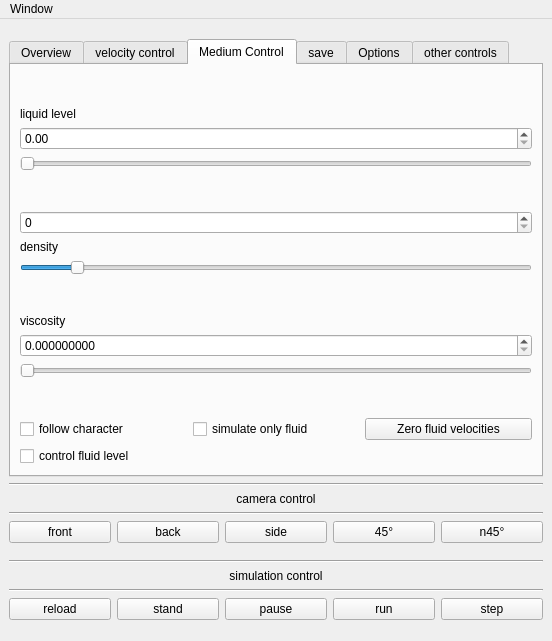
Before: the Qt Designer form gui/simulationwindow.ui in scarensac/simbicon_qt, drawn with Qt 5.
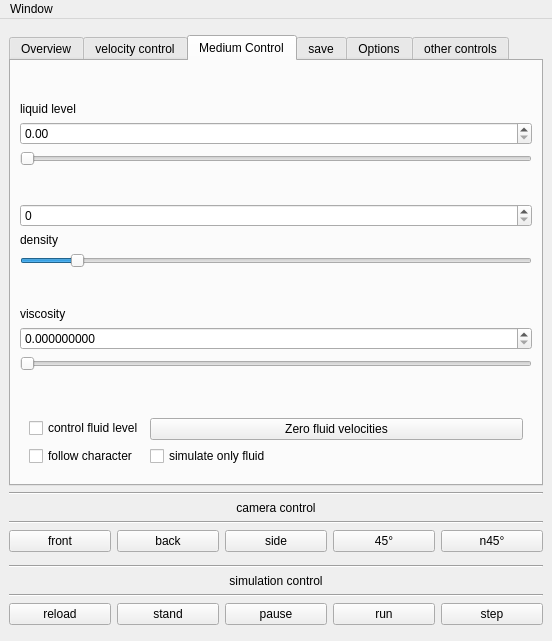
After: the same form once the commit is applied. The open tabs and pages were chosen to show the change.

What changed in the file:
```diff
--- a/gui/simulationwindow.ui
+++ b/gui/simulationwindow.ui
@@ -531,36 +531,38 @@
          </spacer>
         </item>
         <item>
-         <layout class="QGridLayout" name="gridLayout_5">
-          <item row="0" column="0">
-           <widget class="QCheckBox" name="check_box_fluid_follow_character">
-            <property name="text">
-             <string>follow character</string>
-            </property>
-           </widget>
-          </item>
-          <item row="0" column="1">
-           <widget class="QCheckBox" name="check_box_simulate_only_fluid">
-            <property name="text">
-             <string>simulate only fluid</string>
-            </property>
-           </widget>
-          </item>
-          <item row="0" column="2">
-           <widget class="QPushButton" name="btn_zero_fluid_velocities">
-            <property name="text">
-             <string>Zero fluid velocities</string>
-            </property>
-           </widget>
-          </item>
-          <item row="1" column="0">
-           <widget class="QCheckBox" name="check_box_fluid_control_level">
-            <property name="text">
-             <string>control fluid level</string>
-            </property>
-           </widget>
-          </item>
-         </layout>
+         <widget class="QWidget" name="widget_simulated_fluid_control" native="true">
+          <layout class="QFormLayout" name="formLayout">
+           <item row="0" column="0">
+            <widget class="QCheckBox" name="check_box_fluid_control_level">
+             <property name="text">
+              <string>control fluid level</string>
+             </property>
+            </widget>
+           </item>
+           <item row="0" column="1">
+            <widget class="QPushButton" name="btn_zero_fluid_velocities">
+             <property name="text">
+              <string>Zero fluid velocities</string>
+             </property>
+            </widget>
+           </item>
+           <item row="1" column="0">
+            <widget class="QCheckBox" name="check_box_fluid_follow_character">
+             <property name="text">
+              <string>follow character</string>
+             </property>
+            </widget>
+           </item>
+           <item row="1" column="1">
+            <widget class="QCheckBox" name="check_box_simulate_only_fluid">
+             <property name="text">
+              <string>simulate only fluid</string>
+             </property>
+            </widget>
+           </item>
+          </layout>
+         </widget>
         </item>
        </layout>
       </widget>
```
Left out of the diff: 376 changed lines with no effect on the pictures.
